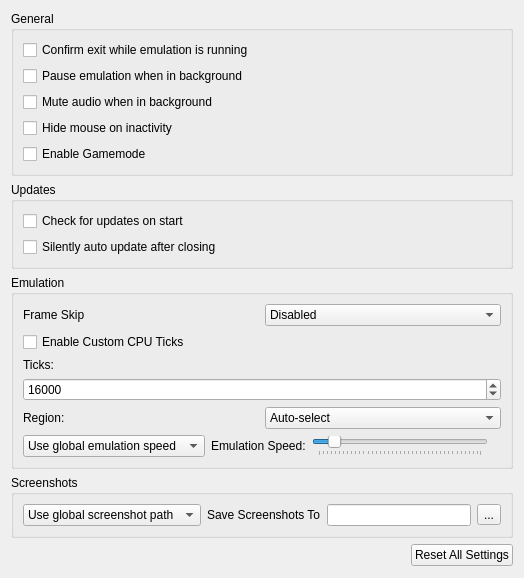
First picture: the form in src/citra_qt/configuration/configure_general.ui, repository kleidis/citra-enhanced, before the edit.
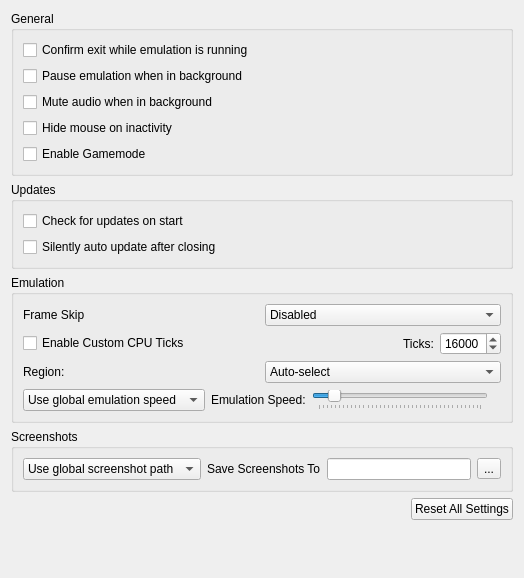
Second picture: the form after the edit.

Commit message: PC: Improve custom CPU ticks UI

Diff of the .ui file:
```diff
--- a/src/citra_qt/configuration/configure_general.ui
+++ b/src/citra_qt/configuration/configure_general.ui
@@ -142,6 +142,8 @@
          </widget>
         </item>
         <item>
+         <layout class="QHBoxLayout" name="custom_cpu_ticks_layout">
+          <item>
          <widget class="QCheckBox" name="toggle_custom_cpu_ticks">
           <property name="toolTip">
            <string>&lt;html&gt;&lt;body&gt;Set a custom value of CPU ticks. Higher values can increase performance but if they're too high, it may cause the game to freeze. A range of 77-21000 is recommended.&lt;/body&gt;&lt;/html&gt;</string>
@@ -152,7 +154,20 @@
          </widget>
         </item>
         <item>
-         <widget class="QLabel" name="label_2">
+           <spacer name="horizontalSpacer">
+            <property name="orientation">
+             <enum>Qt::Horizontal</enum>
+            </property>
+            <property name="sizeHint" stdset="0">
+             <size>
+              <width>40</width>
+              <height>20</height>
+             </size>
+            </property>
+           </spacer>
+          </item>
+          <item>
+           <widget class="QLabel" name="label_custom_cpu_ticks">
           <property name="text">
            <string>Ticks:</string>
           </property>
@@ -170,6 +185,8 @@
            <number>16000</number>
           </property>
          </widget>
+          </item>
+         </layout>
         </item>
         <item>
          <widget class="QWidget" name="widget_region" native="true">
```
Lines whose indentation alone changed are shown as unchanged.
